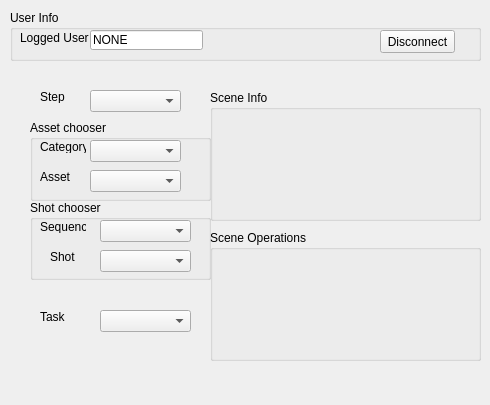
First picture: the form in maya_mods/zombie/python/dminutes/UI/sceneManagerUI.ui, repository sebcourtois/z2k-pipeline-toolkit, before the edit.
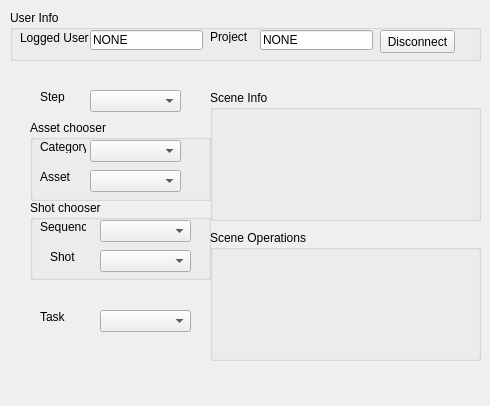
Second picture: the form after the edit.

Commit message: Added MovieSplitter option to export csv Added AssetInfo in shotgunengine Added Project management in shotgunengine Added Sequences management in shotgunengine Iteration on sceneManager

Diff of the .ui file:
```diff
--- a/maya_mods/zombie/python/dminutes/UI/sceneManagerUI.ui
+++ b/maya_mods/zombie/python/dminutes/UI/sceneManagerUI.ui
@@ -7,7 +7,7 @@
     <x>0</x>
     <y>0</y>
     <width>490</width>
-    <height>405</height>
+    <height>406</height>
    </rect>
   </property>
   <property name="windowTitle">
@@ -211,6 +211,35 @@
      <string>Disconnect</string>
     </property>
    </widget>
+   <widget class="QLabel" name="label_8">
+    <property name="geometry">
+     <rect>
+      <x>200</x>
+      <y>20</y>
+      <width>46</width>
+      <height>13</height>
+     </rect>
+    </property>
+    <property name="text">
+     <string>Project</string>
+    </property>
+   </widget>
+   <widget class="QLineEdit" name="sm_project_bt">
+    <property name="geometry">
+     <rect>
+      <x>250</x>
+      <y>20</y>
+      <width>113</width>
+      <height>20</height>
+     </rect>
+    </property>
+    <property name="text">
+     <string>NONE</string>
+    </property>
+    <property name="readOnly">
+     <bool>true</bool>
+    </property>
+   </widget>
   </widget>
   <widget class="QLabel" name="label">
    <property name="geometry">
```
The commit also changes 4 other files.
